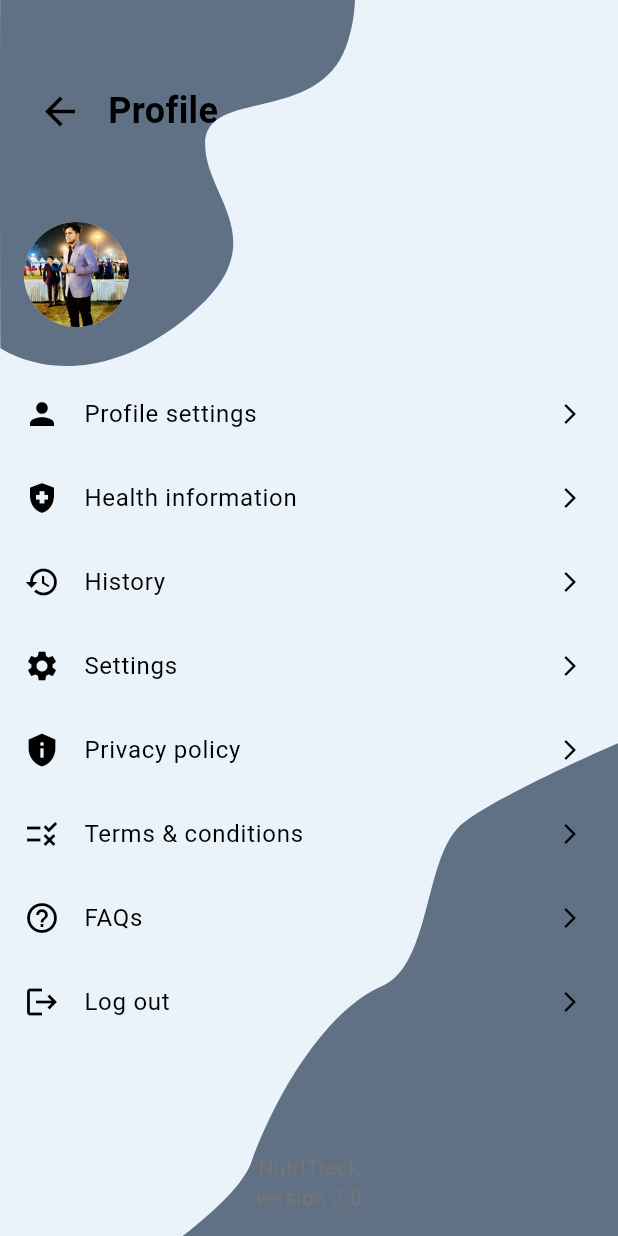
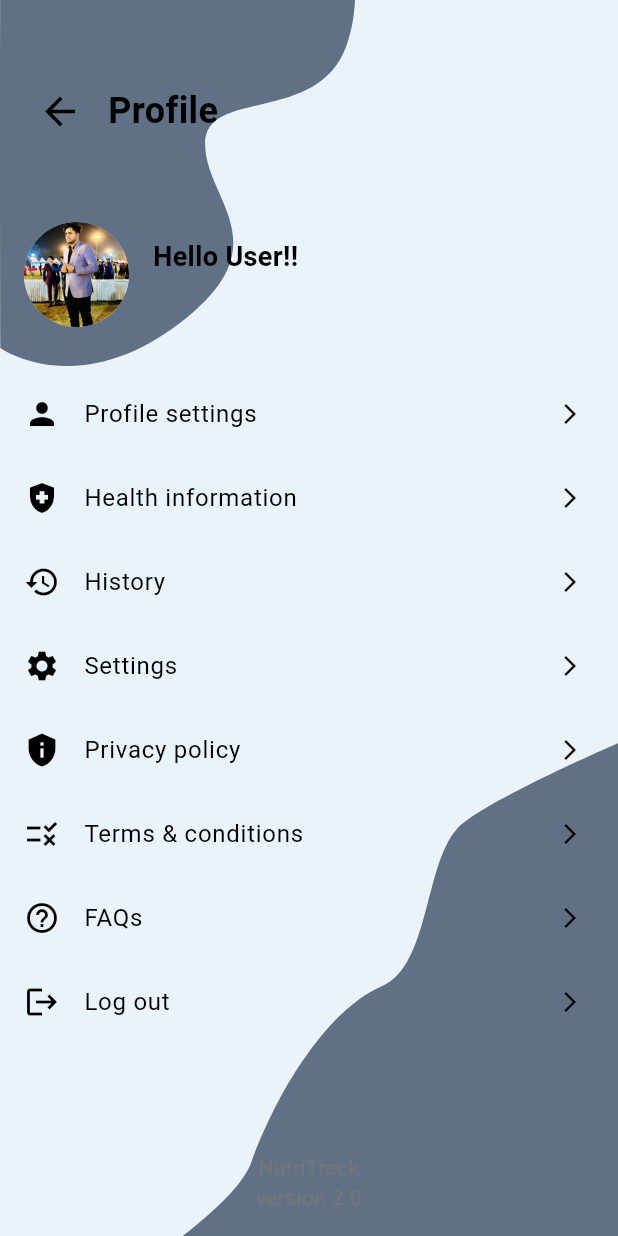
Before and after one commit to rishabh2310113/food_recipes_health_tracker, a Flutter app: the ProfileScreen screen opened directly, on a phone screen of 412 x 824 dp. Run offline on Flutter 3.47's test engine with Material 3 defaults, Android fonts, the phone set to English and light mode, and no system bars; our stand-ins replace flutter_svg, image_picker, shared_preferences; missing offline and left inert: google_mlkit_text_recognition; accounts and stored records are empty; project files that could hold a hidden picture were left out.

Commit message:
remove the issue of signup and signin screen forming a stack layer

```diff
--- a/lib/profile_screen.dart
+++ b/lib/profile_screen.dart
@@ -11,7 +11,7 @@ class ProfileScreen extends StatefulWidget {
 }
 
 class _ProfileScreenState extends State<ProfileScreen> {
-  String userName = "";
+  String userName = "Hello User!!";
   String userEmail = "";
 
   @override
@@ -23,7 +23,6 @@ class _ProfileScreenState extends State<ProfileScreen> {
   Future<void> _loadUserData() async {
     final prefs = await SharedPreferences.getInstance();
     setState(() {
-      userName = prefs.getString('userName') ?? "Hello User";
       userEmail = prefs.getString('userEmail') ?? "guest@example.com";
     });
   }
--- a/lib/signin.dart
+++ b/lib/signin.dart
@@ -281,7 +281,7 @@ class _SignInScreenState extends State<SignInScreen> {
                               ),
                               TextButton(
                                 onPressed: () {
-                                  Navigator.pushNamed(context, 'signup');
+                                  Navigator.pushReplacementNamed(context, 'signup');
                                 },
                                 child: const Text(
                                   "Sign up",
--- a/lib/signup.dart
+++ b/lib/signup.dart
@@ -318,7 +318,7 @@ class _SignUpScreenState extends State<SignUpScreen> {
                               ),
                               TextButton(
                                 onPressed: () {
-                                  Navigator.pushNamed(context, 'signin');
+                                  Navigator.pushReplacementNamed(context, 'signin');
                                 },
                                 child: const Text(
                                   "Sign in",
```
